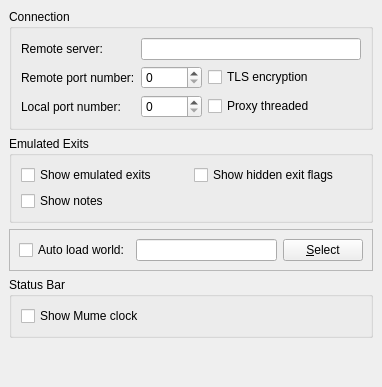
Before: the Qt Designer form src/preferences/generalpage.ui in MUME/MMapper, drawn with Qt 5.
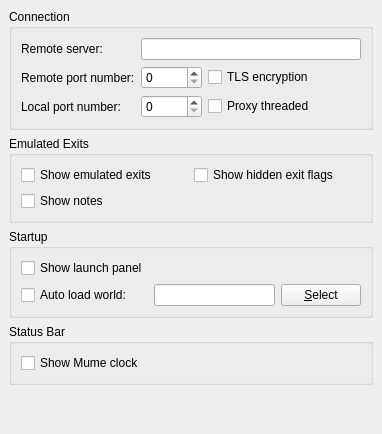
After: the same form once the commit is applied.

Commit message: Add "Show launch panel" option to General preferences

```diff
--- a/src/preferences/generalpage.ui
+++ b/src/preferences/generalpage.ui
@@ -202,12 +202,9 @@
     </widget>
    </item>
    <item>
-    <widget class="QFrame" name="frame">
-     <property name="frameShape">
-      <enum>QFrame::StyledPanel</enum>
-     </property>
-     <property name="frameShadow">
-      <enum>QFrame::Sunken</enum>
+    <widget class="QGroupBox" name="groupBox">
+     <property name="title">
+      <string>Startup</string>
      </property>
      <layout class="QGridLayout" name="gridLayout_3">
       <property name="leftMargin">
@@ -225,7 +222,24 @@
       <property name="spacing">
        <number>6</number>
       </property>
-      <item row="0" column="2">
+      <item row="1" column="0">
+       <widget class="QCheckBox" name="autoLoadCheck">
+        <property name="text">
+         <string>Auto load world:</string>
+        </property>
+       </widget>
+      </item>
+      <item row="1" column="1">
+       <widget class="QLineEdit" name="autoLoadFileName">
+        <property name="sizePolicy">
+         <sizepolicy hsizetype="Expanding" vsizetype="Fixed">
+          <horstretch>0</horstretch>
+          <verstretch>0</verstretch>
+         </sizepolicy>
+        </property>
+       </widget>
+      </item>
+      <item row="1" column="2">
        <widget class="QPushButton" name="selectWorldFileButton">
         <property name="sizePolicy">
          <sizepolicy hsizetype="Fixed" vsizetype="Fixed">
@@ -238,20 +252,10 @@
         </property>
        </widget>
       </item>
-      <item row="0" column="1">
-       <widget class="QLineEdit" name="autoLoadFileName">
-        <property name="sizePolicy">
-         <sizepolicy hsizetype="Expanding" vsizetype="Fixed">
-          <horstretch>0</horstretch>
-          <verstretch>0</verstretch>
-         </sizepolicy>
-        </property>
-       </widget>
-      </item>
       <item row="0" column="0">
-       <widget class="QCheckBox" name="autoLoadCheck">
+       <widget class="QCheckBox" name="showLaunchPanelCheckBox">
         <property name="text">
-         <string>Auto load world:</string>
+         <string>Show launch panel</string>
         </property>
        </widget>
       </item>
```
The commit also changes 1 other file.
